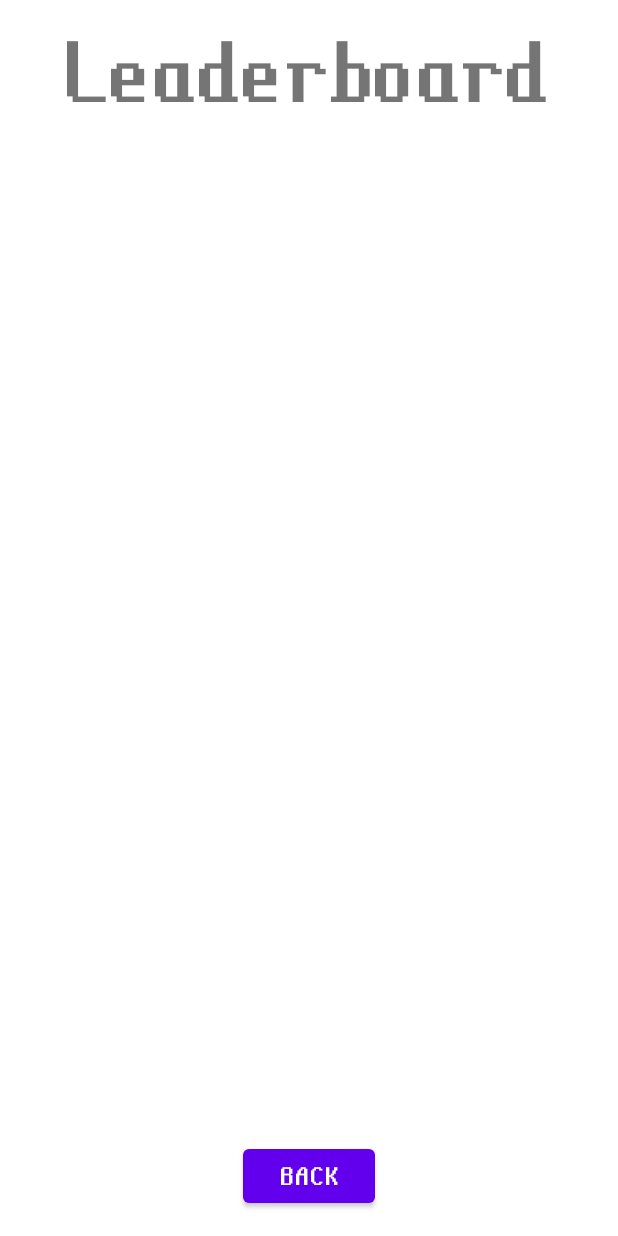
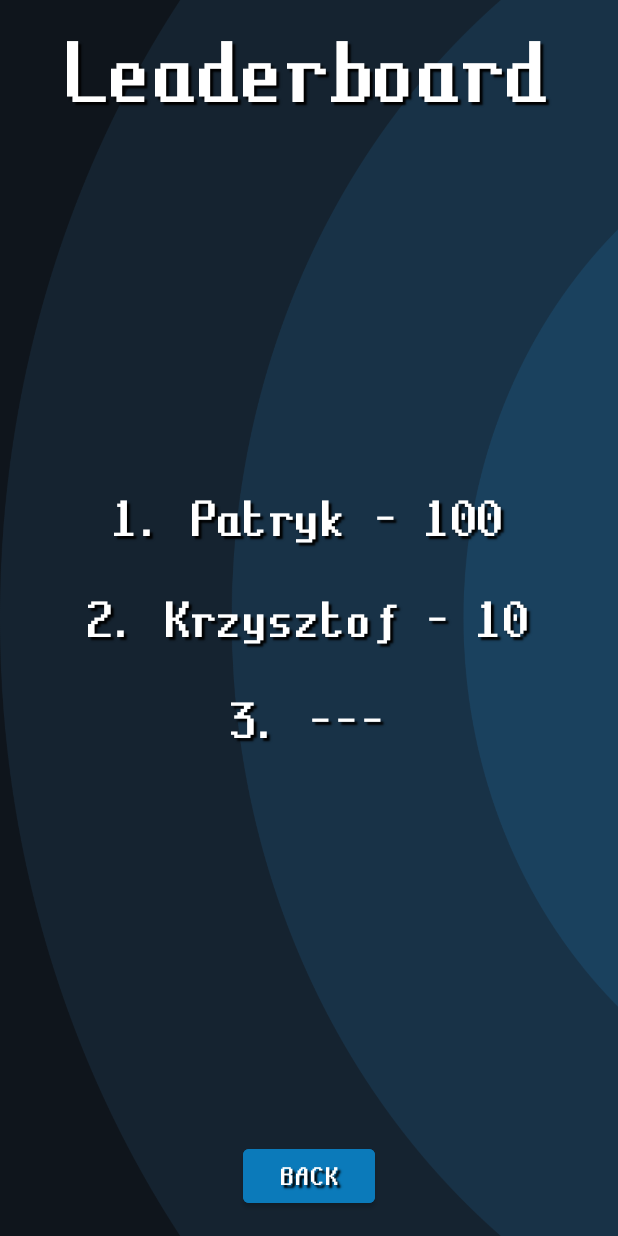
Before and after one commit to MetGang/PAMO-pro, an Android app: the screen it shows after launch (LeaderboardActivity), after a tap on "LEADERBOARD", on a phone screen of 412 x 824 dp. Run offline under Robolectric (Android 15) with nearby library versions, the phone set to English and light mode, and no system bars.

Commit message:
UI and functionality improvements - New background - New styling - Leaderboard loading from file - Mute switch in settings

```diff
--- a/Pamok/app/build.gradle
+++ b/Pamok/app/build.gradle
@@ -40,6 +40,7 @@ dependencies {
     implementation 'androidx.appcompat:appcompat:1.2.0'
     implementation 'com.google.android.material:material:1.3.0'
     implementation 'androidx.constraintlayout:constraintlayout:2.0.4'
+    implementation 'com.google.code.gson:gson:2.8.6'
     testImplementation 'junit:junit:4.+'
     androidTestImplementation 'androidx.test.ext:junit:1.1.2'
     androidTestImplementation 'androidx.test.espresso:espresso-core:3.3.0'
--- /dev/null
+++ b/Pamok/app/src/main/assets/leaderboard.json
@@ -0,0 +1,4 @@
+[
+    { "name": "Patryk", "score": 100 },
+    { "name": "Krzysztof", "score": 10 }
+]
--- a/Pamok/app/src/main/java/com/example/pamok/BasicActivity.kt
+++ b/Pamok/app/src/main/java/com/example/pamok/BasicActivity.kt
@@ -21,6 +21,8 @@ open class BasicActivity : AppCompatActivity() {
     }
 
     fun playSound(resId: Int) {
-        MediaPlayer.create(this, resId).start()
+        if (!GlobalSettings.muted) {
+            MediaPlayer.create(this, resId).start()
+        }
     }
 }
--- /dev/null
+++ b/Pamok/app/src/main/java/com/example/pamok/GlobalSettings.kt
@@ -0,0 +1,6 @@
+package com.example.pamok
+
+object GlobalSettings {
+
+    public var muted: Boolean = false
+}
--- a/Pamok/app/src/main/java/com/example/pamok/LeaderboardActivity.kt
+++ b/Pamok/app/src/main/java/com/example/pamok/LeaderboardActivity.kt
@@ -1,13 +1,41 @@
 package com.example.pamok
 
+import android.annotation.SuppressLint
 import android.os.Bundle
 import android.view.View
+import com.google.gson.Gson
+import com.google.gson.reflect.TypeToken
+import kotlinx.android.synthetic.main.activity_leaderboard.record0
+import kotlinx.android.synthetic.main.activity_leaderboard.record1
+import kotlinx.android.synthetic.main.activity_leaderboard.record2
 
 class LeaderboardActivity : BasicActivity() {
+
+    @SuppressLint("SetTextI18n")
     override fun onCreate(savedInstanceState: Bundle?) {
         super.onCreate(savedInstanceState)
 
+        val gson = Gson()
+        val type = object : TypeToken<List<LeaderboardRecord?>?>() {}.type
+
+        val rawRecords: List<LeaderboardRecord> = gson.fromJson(
+            intent.getStringExtra("recordsString"),
+            type
+        )
+
+        val records = rawRecords.sortedByDescending { it.score } .take(3)
+
         setContentView(R.layout.activity_leaderboard)
+
+        if (records.size > 0) {
+            record0.text = "1. ${records[0].name} - ${records[0].score}"
+            if (records.size > 1) {
+                record1.text = "2. ${records[1].name} - ${records[1].score}"
+                if (records.size > 2) {
+                    record2.text = "3. ${records[2].name} - ${records[2].score}"
+                }
+            }
+        }
     }
 
     fun backToMenu(view: View) {
--- /dev/null
+++ b/Pamok/app/src/main/java/com/example/pamok/LeaderboardRecord.kt
@@ -0,0 +1,3 @@
+package com.example.pamok
+
+data class LeaderboardRecord(val name: String, val score: Int)
--- a/Pamok/app/src/main/java/com/example/pamok/MainActivity.kt
+++ b/Pamok/app/src/main/java/com/example/pamok/MainActivity.kt
@@ -3,6 +3,12 @@ package com.example.pamok
 import android.content.Intent
 import android.os.Bundle
 import android.view.View
+import java.io.InputStream
+import java.nio.charset.Charset
+
+fun InputStream.readTextAndClose(charset: Charset = Charsets.UTF_8): String {
+    return this.bufferedReader(charset).use { it.readText() }
+}
 
 class MainActivity : BasicActivity() {
     override fun onCreate(savedInstanceState: Bundle?) {
@@ -15,12 +21,19 @@ class MainActivity : BasicActivity() {
         playSound(R.raw.btn_click)
 
         startActivity(Intent(this, GameActivity::class.java))
+
+        overridePendingTransition(R.anim.slide_in_left, R.anim.slide_out_right)
     }
 
     fun openLeaderboard(view: View) {
+        val recordsString = assets.open("leaderboard.json").readTextAndClose()
+
         playSound(R.raw.btn_click)
 
-        startActivity(Intent(this, LeaderboardActivity::class.java))
+        startActivity(
+            Intent(this, LeaderboardActivity::class.java)
+                .putExtra("recordsString", recordsString)
+        )
 
         overridePendingTransition(R.anim.slide_in_left, R.anim.slide_out_right)
     }
--- a/Pamok/app/src/main/res/layout/activity_leaderboard.xml
+++ b/Pamok/app/src/main/res/layout/activity_leaderboard.xml
@@ -5,6 +5,7 @@
     xmlns:tools="http://schemas.android.com/tools"
     android:layout_width="match_parent"
     android:layout_height="match_parent"
+    android:background="@drawable/bg_left"
     tools:context=".LeaderboardActivity">
 
     <TextView
@@ -12,7 +13,40 @@
         android:layout_height="wrap_content"
         android:gravity="center_horizontal"
         android:text="@string/leaderboard_label"
+        android:textColor="@color/white"
         android:textSize="48sp"
+        android:padding="16dp" />
+
+    <TextView
+        android:id="@+id/record0"
+        android:layout_width="wrap_content"
+        android:layout_height="wrap_content"
+        android:layout_centerInParent="true"
+        android:layout_above="@id/record1"
+        android:text="@string/record0Def"
+        android:textColor="@color/white"
+        android:textSize="28sp"
+        android:padding="16dp" />
+
+    <TextView
+        android:id="@+id/record1"
+        android:layout_width="wrap_content"
+        android:layout_height="wrap_content"
+        android:layout_centerInParent="true"
+        android:text="@string/record1Def"
+        android:textColor="@color/white"
+        android:textSize="28sp"
+        android:padding="16dp" />
+
+    <TextView
+        android:id="@+id/record2"
+        android:layout_width="wrap_content"
+        android:layout_height="wrap_content"
+        android:layout_centerInParent="true"
+        android:layout_below="@id/record1"
+        android:text="@string/record2Def"
+        android:textColor="@color/white"
+        android:textSize="28sp"
         android:padding="16dp" />
 
     <Button
@@ -22,6 +56,7 @@
         android:layout_alignParentBottom="true"
         android:layout_centerInParent="true"
         android:layout_margin="16dp"
+        android:backgroundTint="@color/sky"
         android:text="@string/back_btn"
         android:onClick="backToMenu" />
 
--- a/Pamok/app/src/main/res/layout/activity_main.xml
+++ b/Pamok/app/src/main/res/layout/activity_main.xml
@@ -5,6 +5,7 @@
     xmlns:tools="http://schemas.android.com/tools"
     android:layout_width="match_parent"
     android:layout_height="match_parent"
+    android:background="@drawable/bg_center"
     tools:context=".MainActivity">
 
     <TextView
@@ -12,6 +13,7 @@
         android:layout_height="wrap_content"
         android:gravity="center_horizontal"
         android:text="@string/app_name"
+        android:textColor="@color/white"
         android:textSize="48sp"
         android:padding="16dp" />
 
@@ -21,6 +23,7 @@
         android:layout_height="wrap_content"
         android:layout_centerInParent="true"
         android:layout_above="@+id/leaderboard_btn"
+        android:backgroundTint="@color/sky"
         android:text="@string/game_btn"
         android:onClick="startGame" />
 
@@ -29,6 +32,7 @@
         android:layout_width="wrap_content"
         android:layout_height="wrap_content"
         android:layout_centerInParent="true"
+        android:backgroundTint="@color/sky"
         android:text="@string/leaderboard_btn"
         android:onClick="openLeaderboard" />
 
@@ -38,6 +42,7 @@
         android:layout_height="wrap_content"
         android:layout_centerInParent="true"
         android:layout_below="@+id/leaderboard_btn"
+        android:backgroundTint="@color/sky"
         android:text="@string/settings_btn"
         android:onClick="openSettings" />
 
@@ -47,6 +52,7 @@
         android:layout_height="wrap_content"
         android:layout_centerInParent="true"
         android:layout_below="@+id/settings_btn"
+        android:backgroundTint="@color/sky"
         android:text="@string/quit_btn"
         android:onClick="quitApp" />
 
--- a/Pamok/app/src/main/res/layout/activity_summary.xml
+++ b/Pamok/app/src/main/res/layout/activity_summary.xml
@@ -5,6 +5,7 @@
     xmlns:tools="http://schemas.android.com/tools"
     android:layout_width="match_parent"
     android:layout_height="match_parent"
+    android:background="@color/cardview_dark_background"
     tools:context=".SummaryActivity">
 
     <TextView
@@ -12,6 +13,7 @@
         android:layout_height="wrap_content"
         android:gravity="center_horizontal"
         android:text="@string/summary_label"
+        android:textColor="@color/white"
         android:textSize="48sp"
         android:padding="16dp" />
 
@@ -22,6 +24,7 @@
         android:layout_alignParentBottom="true"
         android:layout_centerInParent="true"
         android:layout_margin="16dp"
+        android:backgroundTint="@color/sky"
         android:text="@string/back_btn"
         android:onClick="backToMenu" />
 
--- a/Pamok/app/src/main/res/values/colors.xml
+++ b/Pamok/app/src/main/res/values/colors.xml
@@ -1,5 +1,6 @@
 <?xml version="1.0" encoding="utf-8"?>
 <resources>
-    <color name="black">#FF000000</color>
-    <color name="white">#FFFFFFFF</color>
+    <color name="black">#ff000000</color>
+    <color name="white">#ffffffff</color>
+    <color name="sky">#ff0b7aba</color>
 </resources>
--- a/Pamok/app/src/main/res/values/strings.xml
+++ b/Pamok/app/src/main/res/values/strings.xml
@@ -8,4 +8,8 @@
     <string name="settings_label">Settings</string>
     <string name="leaderboard_label">Leaderboard</string>
     <string name="summary_label">Summary</string>
+    <string name="record0Def">1. ---</string>
+    <string name="record1Def">2. ---</string>
+    <string name="record2Def">3. ---</string>
+    <string name="setting_mute">Mute</string>
 </resources>
--- a/Pamok/app/src/main/res/values/themes.xml
+++ b/Pamok/app/src/main/res/values/themes.xml
@@ -2,5 +2,9 @@
     <style name="Theme.Pamok" parent="Theme.MaterialComponents.DayNight.NoActionBar">
         <item name="android:statusBarColor" tools:targetApi="l">@color/black</item>
         <item name="android:fontFamily">@font/jamma</item>
+        <item name="android:shadowColor">@color/black</item>
+        <item name="android:shadowRadius">1</item>
+        <item name="android:shadowDx">3</item>
+        <item name="android:shadowDy">3</item>
     </style>
 </resources>
```
Also changed, not shown: Pamok/app/src/main/java/com/example/pamok/SettingsActivity.kt (+7 -0 lines), Pamok/app/src/main/res/layout/activity_settings.xml (+21 -0 lines), Pamok/app/src/main/res/drawable/bg_center.png (added), Pamok/app/src/main/res/drawable/bg_left.png (added), Pamok/app/src/main/res/drawable/bg_right.png (added).
